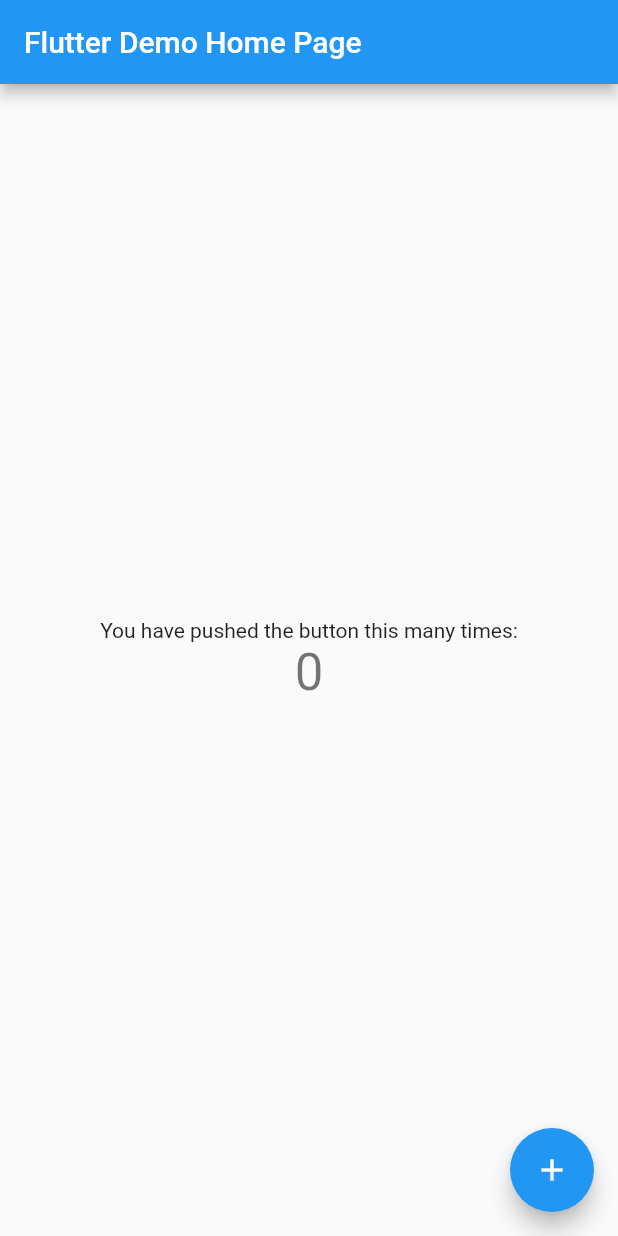
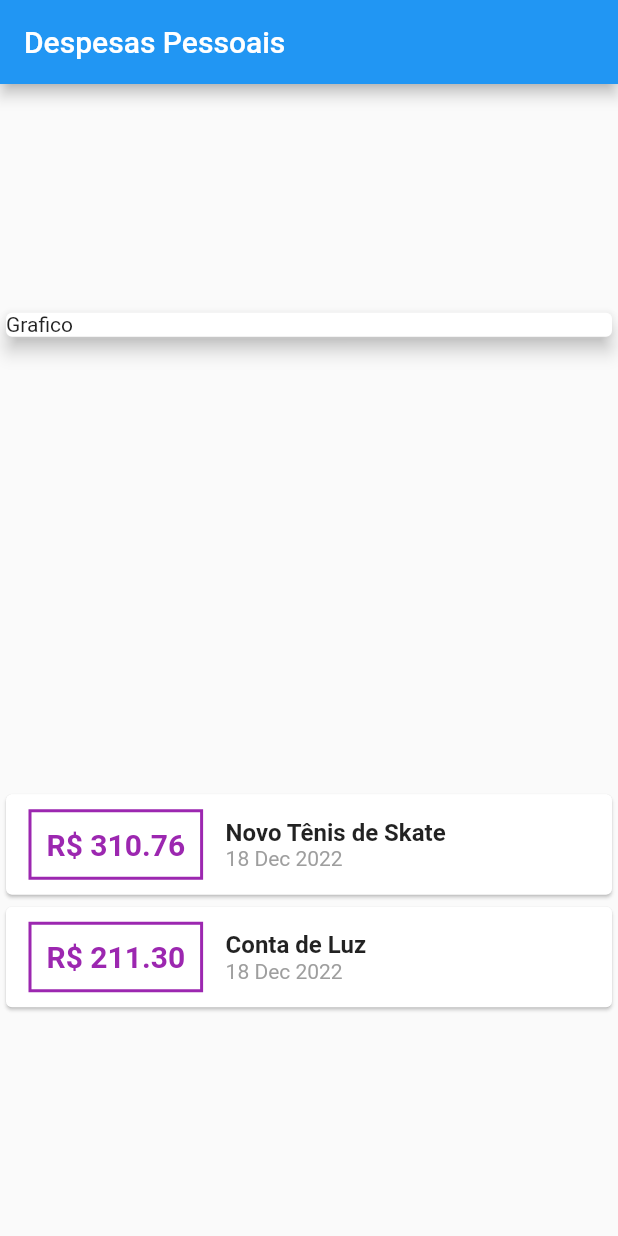
Before and after one commit to Icimm/expenses, a Flutter app: the screen it shows after launch, on a phone screen of 412 x 824 dp. Run offline on Flutter 3.47's test engine with Material 2 defaults, Android fonts, the phone set to English and light mode, and no system bars.

Commit message:
criacao da aplicacao
estilizacao

funcoes e classes

importacao de pacote inml

```diff
--- a/lib/main.dart
+++ b/lib/main.dart
@@ -1,115 +1,115 @@
+import 'package:expenses/models/transactions.dart';
 import 'package:flutter/material.dart';
+import 'package:intl/intl.dart';
 
-void main() {
-  runApp(const MyApp());
-}
+main() => runApp(ExpensesApp());
 
-class MyApp extends StatelessWidget {
-  const MyApp({super.key});
+class ExpensesApp extends StatelessWidget {
+  const ExpensesApp({Key? key}) : super(key: key);
 
-  // This widget is the root of your application.
   @override
   Widget build(BuildContext context) {
     return MaterialApp(
-      title: 'Flutter Demo',
-      theme: ThemeData(
-        // This is the theme of your application.
-        //
-        // Try running your application with "flutter run". You'll see the
-        // application has a blue toolbar. Then, without quitting the app, try
-        // changing the primarySwatch below to Colors.green and then invoke
-        // "hot reload" (press "r" in the console where you ran "flutter run",
-        // or simply save your changes to "hot reload" in a Flutter IDE).
-        // Notice that the counter didn't reset back to zero; the application
-        // is not restarted.
-        primarySwatch: Colors.blue,
+      debugShowCheckedModeBanner: false,
+      home:MyhomePage(
+
       ),
-      home: const MyHomePage(title: 'Flutter Demo Home Page'),
     );
   }
 }
 
-class MyHomePage extends StatefulWidget {
-  const MyHomePage({super.key, required this.title});
-
-  // This widget is the home page of your application. It is stateful, meaning
-  // that it has a State object (defined below) that contains fields that affect
-  // how it looks.
-
-  // This class is the configuration for the state. It holds the values (in this
-  // case the title) provided by the parent (in this case the App widget) and
-  // used by the build method of the State. Fields in a Widget subclass are
-  // always marked "final".
-
-  final String title;
+class MyhomePage extends StatefulWidget {
+  const MyhomePage({Key? key}) : super(key: key);
 
   @override
-  State<MyHomePage> createState() => _MyHomePageState();
+  State<MyhomePage> createState() => _MyhomePageState();
 }
 
-class _MyHomePageState extends State<MyHomePage> {
-  int _counter = 0;
+class _MyhomePageState extends State<MyhomePage> {
+  final _transactions = [
+    Transaction(
+        id: 't1',
+        title: 'Novo Tênis de Skate',
+        value: 310.76,
+        date: DateTime.now(),
+    ),
+    Transaction(
+      id: 't2',
+      title: 'Conta de Luz',
+      value: 211.30,
+      date: DateTime.now(),
+    ),
+  ];
 
-  void _incrementCounter() {
-    setState(() {
-      // This call to setState tells the Flutter framework that something has
-      // changed in this State, which causes it to rerun the build method below
-      // so that the display can reflect the updated values. If we changed
-      // _counter without calling setState(), then the build method would not be
-      // called again, and so nothing would appear to happen.
-      _counter++;
-    });
-  }
+
 
   @override
   Widget build(BuildContext context) {
-    // This method is rerun every time setState is called, for instance as done
-    // by the _incrementCounter method above.
-    //
-    // The Flutter framework has been optimized to make rerunning build methods
-    // fast, so that you can just rebuild anything that needs updating rather
-    // than having to individually change instances of widgets.
     return Scaffold(
       appBar: AppBar(
-        // Here we take the value from the MyHomePage object that was created by
-        // the App.build method, and use it to set our appbar title.
-        title: Text(widget.title),
+        title: Text('Despesas Pessoais',),
       ),
-      body: Center(
-        // Center is a layout widget. It takes a single child and positions it
-        // in the middle of the parent.
-        child: Column(
-          // Column is also a layout widget. It takes a list of children and
-          // arranges them vertically. By default, it sizes itself to fit its
-          // children horizontally, and tries to be as tall as its parent.
-          //
-          // Invoke "debug painting" (press "p" in the console, choose the
-          // "Toggle Debug Paint" action from the Flutter Inspector in Android
-          // Studio, or the "Toggle Debug Paint" command in Visual Studio Code)
-          // to see the wireframe for each widget.
-          //
-          // Column has various properties to control how it sizes itself and
-          // how it positions its children. Here we use mainAxisAlignment to
-          // center the children vertically; the main axis here is the vertical
-          // axis because Columns are vertical (the cross axis would be
-          // horizontal).
-          mainAxisAlignment: MainAxisAlignment.center,
-          children: <Widget>[
-            const Text(
-              'You have pushed the button this many times:',
+      body: Column(
+        mainAxisAlignment: MainAxisAlignment.spaceAround,
+        crossAxisAlignment: CrossAxisAlignment.stretch,
+        children: <Widget> [
+          Container(
+            child: Card(
+              child: Text('Grafico'),
+              elevation: 5,
             ),
-            Text(
-              '$_counter',
-              style: Theme.of(context).textTheme.headline4,
-            ),
-          ],
-        ),
+          ),
+          Column(
+            children: _transactions.map((tr) {
+              return Card(
+                 child: Row(
+                   children: <Widget>[
+                     Container(
+                       margin: EdgeInsets.symmetric(
+                         horizontal: 15,
+                             vertical: 10,
+                       ),
+                       decoration: BoxDecoration(
+                         border: Border.all(
+                           color: Colors.purple,
+                           width: 2,
+                         ),
+                       ),
+                       padding: EdgeInsets.all(10),
+                       child: Text(
+                         'R\$ ${tr.value.toStringAsFixed(2)}',
+                             style: TextStyle(
+                             fontWeight: FontWeight.bold,
+                               fontSize: 20,
+                               color: Colors.purple,
+                        ),
+                       ),
+                     ),
+                     Column(
+                         crossAxisAlignment: CrossAxisAlignment.start,
+                         children: <Widget>[
+                           Text(
+                               tr.title,
+                               style: TextStyle(
+                                 fontWeight: FontWeight.bold,
+                                 fontSize: 16,
+                               ),
+                           ),
+                               Text(
+                                   DateFormat('d MMM y').format(tr.date),
+                                   style: TextStyle(
+                                     color: Colors.grey,
+                                   ),
+                                ),
+                             ],
+                     ),
+                   ],
+                 ),
+              );
+            }).toList()
+          )
+        ],
       ),
-      floatingActionButton: FloatingActionButton(
-        onPressed: _incrementCounter,
-        tooltip: 'Increment',
-        child: const Icon(Icons.add),
-      ), // This trailing comma makes auto-formatting nicer for build methods.
     );
   }
 }
--- /dev/null
+++ b/lib/models/transactions.dart
@@ -0,0 +1,14 @@
+
+class Transaction {
+  final String id;
+  final String title;
+  final double value;
+  final DateTime date;
+
+  Transaction({
+    required this.id,
+    required this.title,
+    required this.value,
+    required this.date,
+  });
+}
--- a/pubspec.yaml
+++ b/pubspec.yaml
@@ -40,7 +40,7 @@ dependencies:
 dev_dependencies:
   flutter_test:
     sdk: flutter
-
+  intl: ^0.18.0
   # The "flutter_lints" package below contains a set of recommended lints to
   # encourage good coding practices. The lint set provided by the package is
   # activated in the `analysis_options.yaml` file located at the root of your
```
Also changed, not shown: pubspec.lock.
